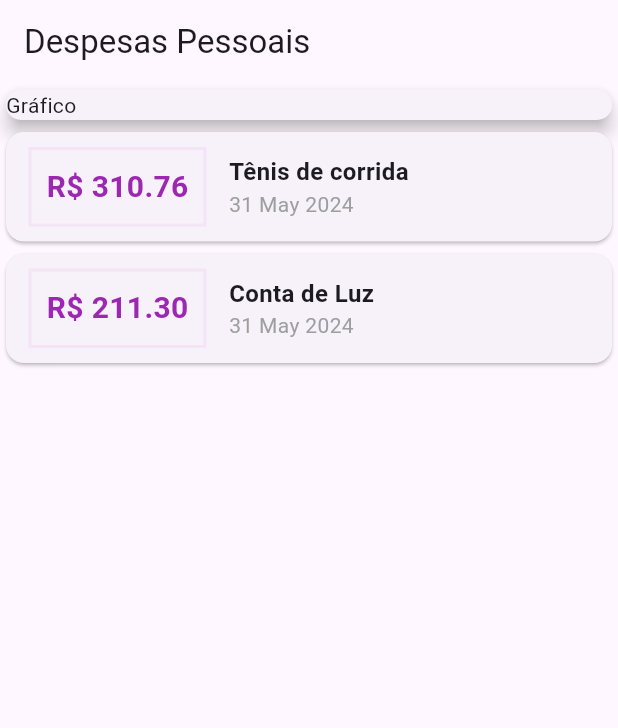
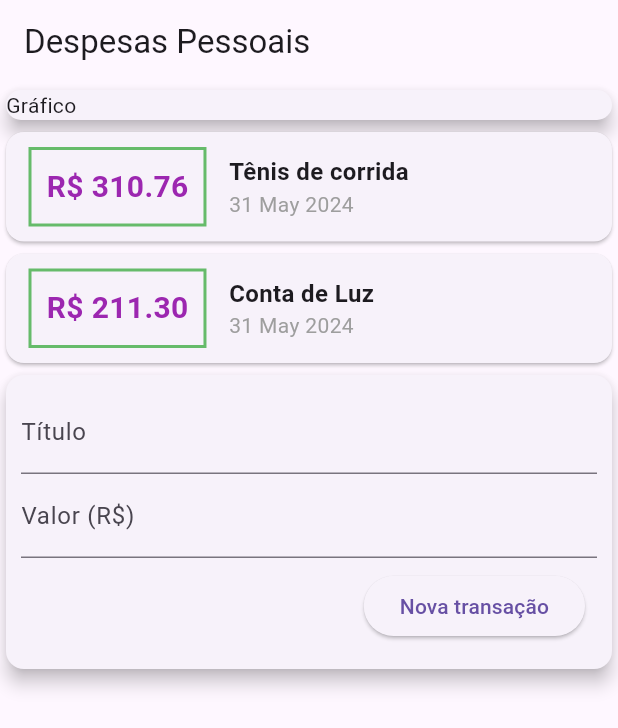
Before and after one commit to anthonyclint/tbills, a Flutter app: the screen it shows after launch, on a phone screen of 412 x 824 dp. Shown: the top 728 px of the screen. Run offline on Flutter 3.47's test engine with Material 3 defaults, Android fonts, the phone set to English and light mode, and no system bars.

Commit message:
feat: refatorando código - criação de componentes

```diff
--- /dev/null
+++ b/tbills/lib/components/transaction_form.dart
@@ -0,0 +1,51 @@
+import 'package:flutter/material.dart';
+
+class TransactionForm extends StatelessWidget {
+
+  TransactionForm({super.key});
+
+  final titleController = TextEditingController();
+  final costController = TextEditingController();
+
+  @override
+  Widget build(BuildContext context) {
+    return Card(
+            elevation: 5,
+            child: Padding(
+              padding: const EdgeInsets.all(10.0),
+              child: Column(
+                children: [
+                  TextField(
+                    controller: titleController,
+                    decoration: InputDecoration(
+                      labelText: 'Título',
+                    ),
+                  ),
+                  TextField(
+                    controller: costController,
+                    decoration: InputDecoration(
+                      labelText: 'Valor (R\$)',
+                    ),
+                    keyboardType: TextInputType.number,
+                  ),
+                  Padding(
+                    padding: const EdgeInsets.all(8.0),
+                    child: Row(
+                      mainAxisAlignment: MainAxisAlignment.end,
+                      children: [
+                        ElevatedButton(
+                          onPressed: () {
+                            print(titleController.text);
+                            print(costController.text);
+                          },
+                          child: Text('Nova transação'),
+                        ),
+                      ],
+                    ),
+                  ),
+                ],
+              ),
+            ),
+          );
+  }
+}
--- /dev/null
+++ b/tbills/lib/components/transaction_list.dart
@@ -0,0 +1,63 @@
+import 'package:flutter/material.dart';
+import 'package:tbills/models/transaction.dart';
+import 'package:intl/intl.dart'; //importanto o pacote intl para manipular data
+
+class TransactionList extends StatelessWidget {
+
+  final List<Transaction> transaction;
+
+  TransactionList({super.key, required this.transaction});
+
+  @override
+  Widget build(BuildContext context) {
+    return Column(
+            children: transaction.map((tr) {
+              return Card(
+                child: Row(
+                  children: [
+                    Container(
+                      margin: const EdgeInsets.symmetric(
+                        horizontal: 15,
+                        vertical: 10,
+                      ),
+                      decoration: BoxDecoration(
+                        border: Border.all(
+                          color: Colors.green[400]!,
+                          width: 2,
+                        ),
+                      ),
+                      padding: const EdgeInsets.all(10),
+                      child: Text(
+                        'R\$ ${tr.value.toStringAsFixed(2)}',
+                        style: const TextStyle(
+                          fontWeight: FontWeight.bold,
+                          fontSize: 20,
+                          color: Colors.purple,
+                        ),
+                      ),
+                    ),
+                    Column(
+                      crossAxisAlignment: CrossAxisAlignment.start,
+                      children: [
+                        Text(
+                          tr.title,
+                          style: const TextStyle(
+                            fontSize: 16,
+                            fontWeight: FontWeight.bold,
+                          ),
+                        ),
+                        Text(
+                          DateFormat('d MMM y').format(tr.date),
+                          style: const TextStyle(
+                            color: Colors.grey,
+                          ),
+                        )
+                      ],
+                    ),
+                  ],
+                ),
+              );
+            }).toList(),
+          );
+  }
+}
--- /dev/null
+++ b/tbills/lib/components/transaction_user.dart
@@ -0,0 +1,40 @@
+import 'package:flutter/material.dart';
+import 'package:tbills/components/transaction_form.dart';
+import 'package:tbills/components/transaction_list.dart';
+import 'package:tbills/models/transaction.dart';
+
+class TransactionUser extends StatefulWidget {
+
+  const TransactionUser({super.key});
+
+  @override
+  State<TransactionUser> createState() => _TransactionUserState();
+}
+
+class _TransactionUserState extends State<TransactionUser> {
+
+  final _transactions = [
+    Transaction(
+      id: 't1',
+      title: 'Tênis de corrida',
+      value: 310.76,
+      date: DateTime.now(),
+    ),
+    Transaction(
+      id: 't2',
+      title: 'Conta de Luz',
+      value: 211.30,
+      date: DateTime.now(),
+    )
+  ];
+
+  @override
+  Widget build(BuildContext context) {
+    return Column(
+      children: [
+        TransactionList(transaction: _transactions),
+        TransactionForm(),
+      ],
+    );
+  }
+}
--- a/tbills/lib/main.dart
+++ b/tbills/lib/main.dart
@@ -1,6 +1,7 @@
 import 'package:flutter/material.dart';
+import 'package:tbills/components/transaction_user.dart';
 import 'package:tbills/models/transaction.dart';
-import 'package:intl/intl.dart'; //importanto o pacote intl para manipular data
+
 
 //método que executa o app
 main() => runApp(TbillsApp());
@@ -19,22 +20,7 @@ class TbillsApp extends StatelessWidget {
 
 class HomePage extends StatelessWidget {
   //construtor
-  HomePage({super.key});
-
-  final _transactions = [
-    Transaction(
-      id: 't1',
-      title: 'Tênis de corrida',
-      value: 310.76,
-      date: DateTime.now(),
-    ),
-    Transaction(
-      id: 't2',
-      title: 'Conta de Luz',
-      value: 211.30,
-      date: DateTime.now(),
-    )
-  ];
+  //HomePage({super.key});
 
   @override
   Widget build(BuildContext context) {
@@ -51,55 +37,7 @@ class HomePage extends StatelessWidget {
               elevation: 5,
             ),
           ),
-          Column(
-            children: _transactions.map((tr) {
-              return Card(
-                child: Row(
-                  children: [
-                    Container(
-                      margin: const EdgeInsets.symmetric(
-                        horizontal: 15,
-                        vertical: 10,
-                      ),
-                      decoration: BoxDecoration(
-                        border: Border.all(
-                          color: Colors.purple[50]!,
-                          width: 2,
-                        ),
-                      ),
-                      padding: const EdgeInsets.all(10),
-                      child: Text(
-                        'R\$ ${tr.value.toStringAsFixed(2)}',
-                        style: const TextStyle(
-                          fontWeight: FontWeight.bold,
-                          fontSize: 20,
-                          color: Colors.purple,
-                        ),
-                      ),
-                    ),
-                    Column(
-                      crossAxisAlignment: CrossAxisAlignment.start,
-                      children: [
-                        Text(
-                          tr.title,
-                          style: const TextStyle(
-                            fontSize: 16,
-                            fontWeight: FontWeight.bold,
-                          ),
-                        ),
-                        Text(
-                          DateFormat('d MMM y').format(tr.date),
-                          style: const TextStyle(
-                            color: Colors.grey,
-                          ),
-                        )
-                      ],
-                    ),
-                  ],
-                ),
-              );
-            }).toList(),
-          ),
+          TransactionUser(),
         ],
       ),
     );
```
